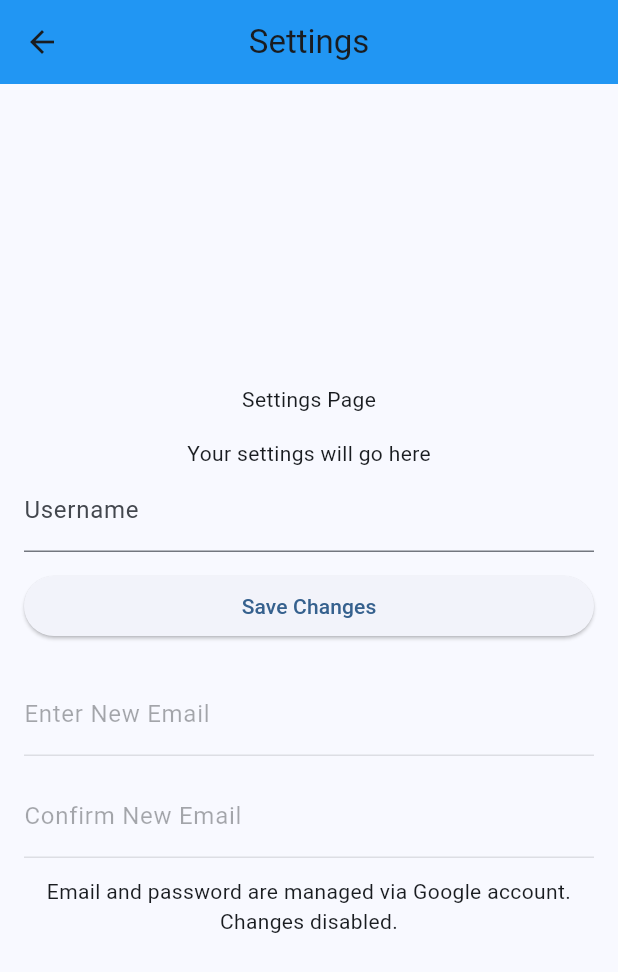
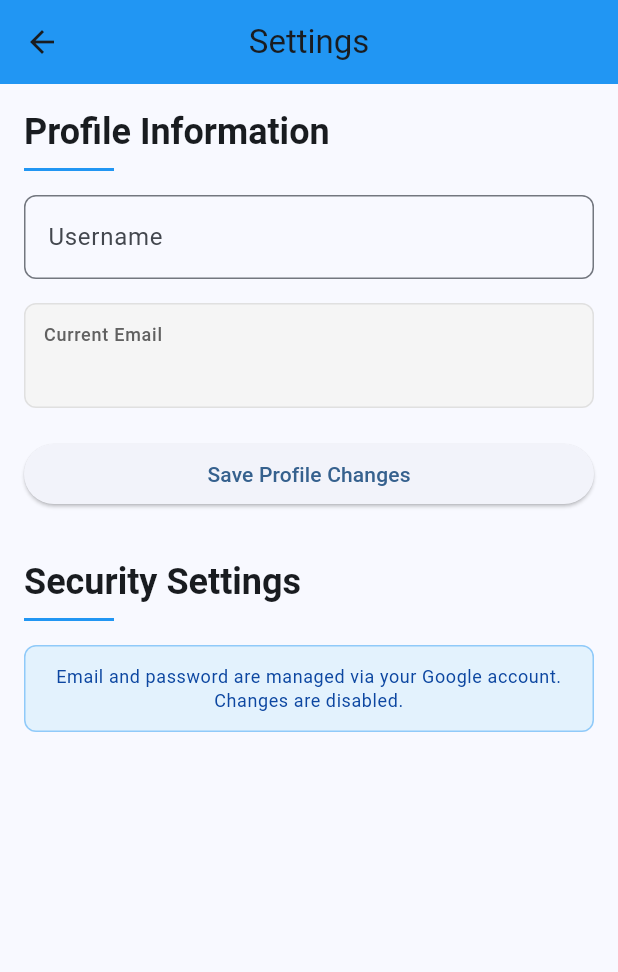
Before and after one commit to LRatti/List-It--A-Flutter-App, a Flutter app: the screen it shows once a user with an empty profile is signed in, after a tap on the "person" icon, on a phone screen of 412 x 824 dp. Shown: the top 972 px of the screen. Run offline on Flutter 3.47's test engine with Material 3 defaults, Android fonts, the phone set to English and light mode, and no system bars; our stand-ins replace cloud_firestore, firebase_auth, firebase_core, flutter_riverpod, google_sign_in, isar and 2 more; accounts and stored records are empty; network calls fail.

Commit message:
Nicer setting screen UI

```diff
--- a/app_code/lib/screens/settings/settings_screen.dart
+++ b/app_code/lib/screens/settings/settings_screen.dart
@@ -36,20 +36,15 @@ class _SettingsScreenState extends SettingsController {
       body: Container(
         width: double.infinity,
         padding: const EdgeInsets.all(16),
-        child: Column(
-          crossAxisAlignment: CrossAxisAlignment.center,
-          mainAxisAlignment: MainAxisAlignment.center,
-          children: [
-            const Text('Settings Page'),
-            const SizedBox(height: 16),
-            const Text('Your settings will go here'),
-            FutureBuilder<dynamic>(
+        child: FutureBuilder<dynamic>(
           future: userManager.getUserData(),
           builder: (context, snapshot) {
             if (snapshot.connectionState == ConnectionState.waiting) {
-                  return const CircularProgressIndicator();
+              return const Center(child: CircularProgressIndicator());
             } else if (snapshot.hasError) {
-                  return Text('Error: ${snapshot.error}');
+              return Center(
+                child: Text('Error: ${snapshot.error}'),
+              );
             } else if (snapshot.connectionState == ConnectionState.done) {
               final User? user = snapshot.data;
               if (user != null) {
@@ -62,14 +57,16 @@ class _SettingsScreenState extends SettingsController {
 
                 return _buildEditForm(user);
               } else {
-                    return const Text('No user data found.');
+                return const Center(
+                  child: Text('No user data found.'),
+                );
               }
             } else {
-                  return const Text('Something went wrong.');
+              return const Center(
+                child: Text('Something went wrong.'),
+              );
             }
           },
-            ),
-          ],
         ),
       ),
     );
@@ -77,13 +74,52 @@ class _SettingsScreenState extends SettingsController {
 
   /// Builds the user edit form
   Widget _buildEditForm(User user) {
-    return Column(
+    return SingleChildScrollView(
+      child: Column(
+        crossAxisAlignment: CrossAxisAlignment.start,
         children: [
+          // Profile Section
+          _buildSectionHeader('Profile Information'),
+          const SizedBox(height: 16),
           TextFormField(
             controller: usernameController,
-          decoration: const InputDecoration(labelText: 'Username'),
+            decoration: InputDecoration(
+              labelText: 'Username',
+              border: OutlineInputBorder(
+                borderRadius: BorderRadius.circular(8),
               ),
-        const SizedBox(height: 12),
+            ),
+          ),
+          const SizedBox(height: 16),
+          // Current Email Display
+          Container(
+            width: double.infinity,
+            padding: const EdgeInsets.all(12),
+            decoration: BoxDecoration(
+              color: Colors.grey[100],
+              borderRadius: BorderRadius.circular(8),
+              border: Border.all(color: Colors.grey[300]!),
+            ),
+            child: Column(
+              crossAxisAlignment: CrossAxisAlignment.start,
+              children: [
+                Text(
+                  'Current Email',
+                  style: Theme.of(context).textTheme.labelMedium?.copyWith(
+                        color: Colors.grey[700],
+                      ),
+                ),
+                const SizedBox(height: 4),
+                Text(
+                  user.email ?? '',
+                  style: Theme.of(context).textTheme.bodyLarge?.copyWith(
+                        fontWeight: FontWeight.w600,
+                      ),
+                ),
+              ],
+            ),
+          ),
+          const SizedBox(height: 20),
           SizedBox(
             width: double.infinity,
             child: ElevatedButton(
@@ -98,46 +134,104 @@ class _SettingsScreenState extends SettingsController {
                         strokeWidth: 2,
                       ),
                     )
-                : const Text('Save Changes'),
+                  : const Text('Save Profile Changes'),
             ),
           ),
-        const SizedBox(height: 20),
+          const SizedBox(height: 32),
+          // Credentials Section
+          _buildSectionHeader('Security Settings'),
+          const SizedBox(height: 16),
+          if (!canEditCredentials)
+            Container(
+              width: double.infinity,
+              padding: const EdgeInsets.all(12),
+              decoration: BoxDecoration(
+                color: Colors.blue[50],
+                borderRadius: BorderRadius.circular(8),
+                border: Border.all(color: Colors.blue[200]!),
+              ),
+              child: Text(
+                'Email and password are managed via your Google account. Changes are disabled.',
+                textAlign: TextAlign.center,
+                style: Theme.of(context).textTheme.bodySmall?.copyWith(
+                      color: Colors.blue[900],
+                    ),
+              ),
+            )
+          else ...[
+            // Email Update Section
+            Text(
+              'Update Email',
+              style: Theme.of(context).textTheme.labelLarge,
+            ),
+            const SizedBox(height: 12),
             TextFormField(
               controller: emailController,
-          decoration: const InputDecoration(labelText: 'Enter New Email'),
+              decoration: InputDecoration(
+                labelText: 'New Email',
+                border: OutlineInputBorder(
+                  borderRadius: BorderRadius.circular(8),
+                ),
+              ),
               enabled: canEditCredentials,
             ),
             const SizedBox(height: 12),
             TextFormField(
               controller: confirmEmailController,
-          decoration: const InputDecoration(labelText: 'Confirm New Email'),
+              decoration: InputDecoration(
+                labelText: 'Confirm New Email',
+                border: OutlineInputBorder(
+                  borderRadius: BorderRadius.circular(8),
+                ),
+              ),
               enabled: canEditCredentials,
             ),
+            const SizedBox(height: 24),
+            // Password Update Section
+            Text(
+              'Update Password',
+              style: Theme.of(context).textTheme.labelLarge,
+            ),
             const SizedBox(height: 12),
-        if (!canEditCredentials)
-          const Text(
-            'Email and password are managed via Google account. Changes disabled.',
-            textAlign: TextAlign.center,
-          ),
-        if (canEditCredentials) ...[
-
             TextFormField(
               controller: newPasswordController,
-            decoration: const InputDecoration(labelText: 'Enter New Password'),
+              decoration: InputDecoration(
+                labelText: 'New Password',
+                border: OutlineInputBorder(
+                  borderRadius: BorderRadius.circular(8),
+                ),
+              ),
               obscureText: true,
             ),
             const SizedBox(height: 12),
             TextFormField(
               controller: confirmPasswordController,
-            decoration: const InputDecoration(labelText: 'Confirm New Password'),
+              decoration: InputDecoration(
+                labelText: 'Confirm New Password',
+                border: OutlineInputBorder(
+                  borderRadius: BorderRadius.circular(8),
+                ),
+              ),
               obscureText: true,
             ),
+            const SizedBox(height: 24),
+            // Current Password Verification
+            Text(
+              'Verification',
+              style: Theme.of(context).textTheme.labelLarge,
+            ),
+            const SizedBox(height: 12),
             TextFormField(
               controller: currentPasswordController,
-            decoration: const InputDecoration(labelText: 'Enter Current Password to Confirm Changes'),
+              decoration: InputDecoration(
+                labelText: 'Enter Current Password to Confirm Changes',
+                border: OutlineInputBorder(
+                  borderRadius: BorderRadius.circular(8),
+                ),
+              ),
               obscureText: true,
             ),
-          const SizedBox(height: 12),
+            const SizedBox(height: 20),
             SizedBox(
               width: double.infinity,
               child: ElevatedButton(
@@ -148,11 +242,32 @@ class _SettingsScreenState extends SettingsController {
                         width: 20,
                         child: CircularProgressIndicator(strokeWidth: 2),
                       )
-                  : const Text('Update'),
+                    : const Text('Update Security Settings'),
               ),
             ),
-          const Divider(height: 24),
           ],
+        ],
+      ),
+    );
+  }
+
+  /// Builds a section header with consistent styling
+  Widget _buildSectionHeader(String title) {
+    return Column(
+      crossAxisAlignment: CrossAxisAlignment.start,
+      children: [
+        Text(
+          title,
+          style: Theme.of(context).textTheme.headlineSmall?.copyWith(
+                fontWeight: FontWeight.bold,
+              ),
+        ),
+        const SizedBox(height: 8),
+        Container(
+          height: 2,
+          width: 60,
+          color: Colors.blue[500],
+        ),
       ],
     );
   }
```
Lines whose indentation alone changed are shown as unchanged.
